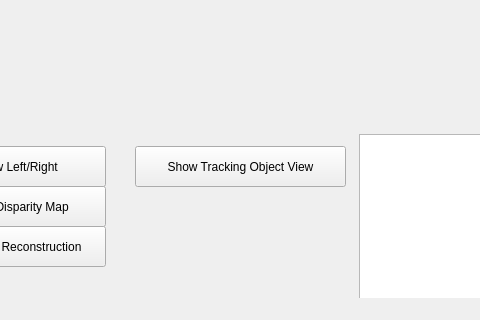
Old version of the form Qt Creator/reprojectImageTo3D_calibON_bm_GUI/mainwindow.ui in the repository nicolasrosa/StereoVision; both pictures show x 255 to 735 and y 371 to 691 of the 1292 by 691 pixel window.
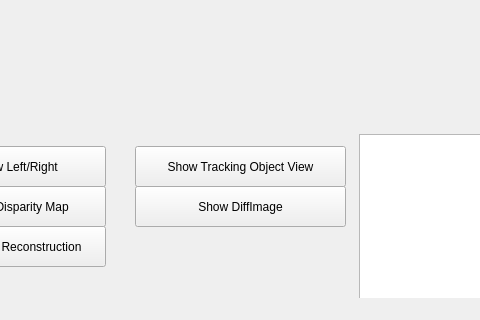
New version of the form.

Patch:
```diff
--- a/Qt Creator/reprojectImageTo3D_calibON_bm_GUI/mainwindow.ui
+++ b/Qt Creator/reprojectImageTo3D_calibON_bm_GUI/mainwindow.ui
@@ -140,6 +140,19 @@
      <string>Show Tracking Object View</string>
     </property>
    </widget>
+   <widget class="QPushButton" name="btnShowDiffImage">
+    <property name="geometry">
+     <rect>
+      <x>390</x>
+      <y>540</y>
+      <width>211</width>
+      <height>41</height>
+     </rect>
+    </property>
+    <property name="text">
+     <string>Show DiffImage</string>
+    </property>
+   </widget>
   </widget>
   <widget class="QMenuBar" name="menuBar">
    <property name="geometry">
```
Left out of the diff: 2 changed lines with no effect on the pictures.
